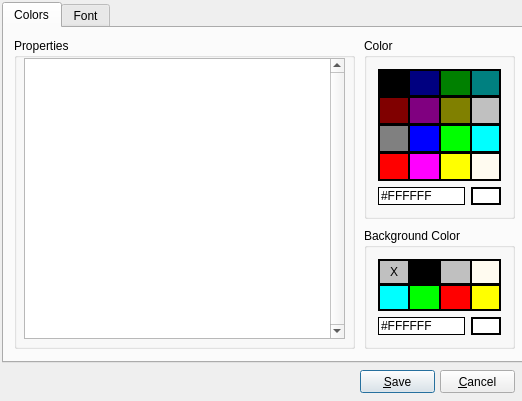
x64dbg/x64dbg, file src/gui/Src/Gui/AppearanceDialog.ui: the form before one commit.
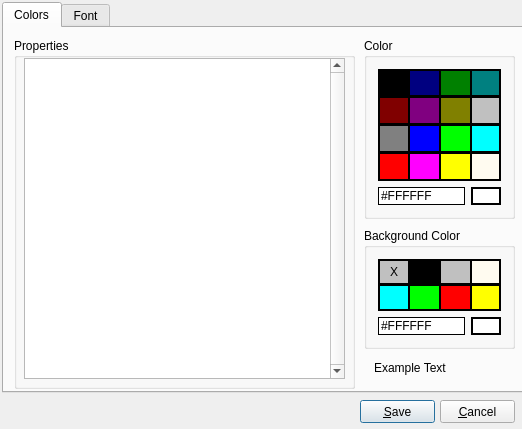
The form after the commit. Icons and pictures are not drawn.

Commit message: Example Text in ApperanceDialog

The edit to the form file:
```diff
--- a/src/gui/Src/Gui/AppearanceDialog.ui
+++ b/src/gui/Src/Gui/AppearanceDialog.ui
@@ -7,7 +7,7 @@
     <x>0</x>
     <y>0</y>
     <width>522</width>
-    <height>401</height>
+    <height>429</height>
    </rect>
   </property>
   <property name="windowTitle">
@@ -26,7 +26,7 @@
      <x>2</x>
      <y>2</y>
      <width>521</width>
-     <height>361</height>
+     <height>391</height>
     </rect>
    </property>
    <property name="currentIndex">
@@ -603,7 +603,7 @@
        <x>10</x>
        <y>10</y>
        <width>341</width>
-       <height>311</height>
+       <height>351</height>
       </rect>
      </property>
      <property name="title">
@@ -618,7 +618,7 @@
         <x>10</x>
         <y>20</y>
         <width>321</width>
-        <height>281</height>
+        <height>321</height>
        </rect>
       </property>
       <property name="verticalScrollBarPolicy">
@@ -629,6 +629,19 @@
       </property>
      </widget>
     </widget>
+    <widget class="QLabel" name="exampleText">
+     <property name="geometry">
+      <rect>
+       <x>370</x>
+       <y>330</y>
+       <width>131</width>
+       <height>20</height>
+      </rect>
+     </property>
+     <property name="text">
+      <string>Example Text</string>
+     </property>
+    </widget>
     <zorder>groupBackgroundColor</zorder>
     <zorder>groupColor</zorder>
     <zorder>groupProperties</zorder>
@@ -1764,7 +1777,7 @@
    <property name="geometry">
     <rect>
      <x>440</x>
-     <y>370</y>
+     <y>400</y>
      <width>75</width>
      <height>23</height>
     </rect>
@@ -1777,7 +1790,7 @@
    <property name="geometry">
     <rect>
      <x>360</x>
-     <y>370</y>
+     <y>400</y>
      <width>75</width>
      <height>23</height>
     </rect>
```
Left out of the diff: 3 changed lines with no effect on the pictures. The commit also changes 1 other file.
